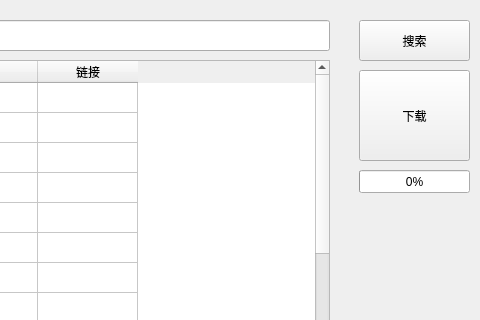
Qt form novel.ui (1137458253/pyqt5_novel) before a commit; both pictures show x 191 to 671 and y 0 to 320 of the 671 by 533 pixel window.
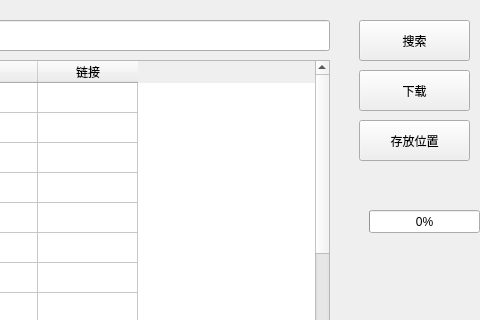
The same form after that commit.

```diff
--- a/novel.ui
+++ b/novel.ui
@@ -35,7 +35,7 @@
      <x>550</x>
      <y>70</y>
      <width>111</width>
-     <height>91</height>
+     <height>41</height>
     </rect>
    </property>
    <property name="text">
@@ -188,8 +188,8 @@
   <widget class="QProgressBar" name="progressBar">
    <property name="geometry">
     <rect>
-     <x>550</x>
-     <y>170</y>
+     <x>560</x>
+     <y>210</y>
      <width>111</width>
      <height>23</height>
     </rect>
@@ -198,6 +198,19 @@
     <number>0</number>
    </property>
   </widget>
+  <widget class="QPushButton" name="download_pos">
+   <property name="geometry">
+    <rect>
+     <x>550</x>
+     <y>120</y>
+     <width>111</width>
+     <height>41</height>
+    </rect>
+   </property>
+   <property name="text">
+    <string>存放位置</string>
+   </property>
+  </widget>
  </widget>
  <resources/>
  <connections/>
```
